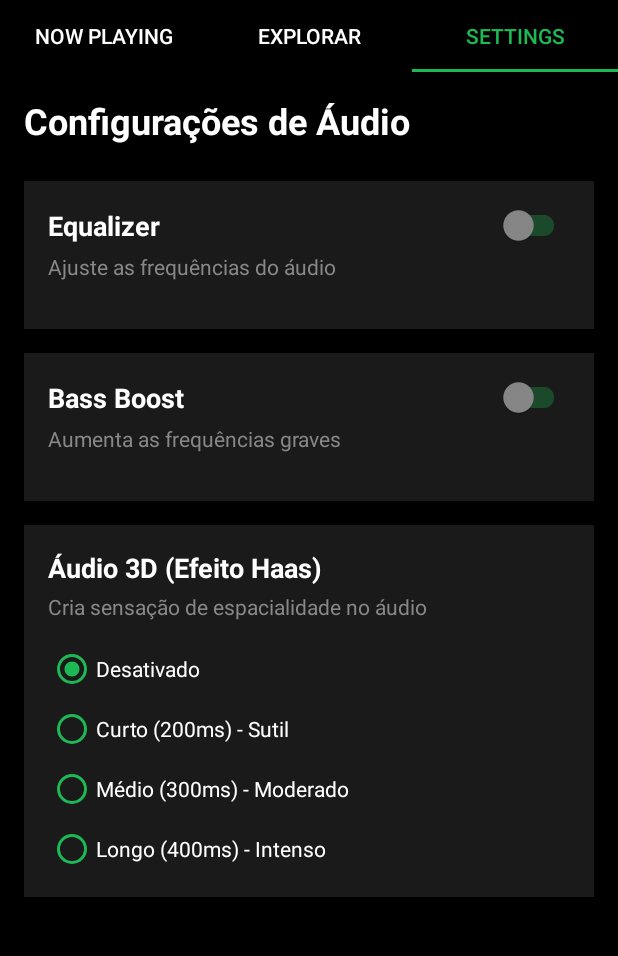
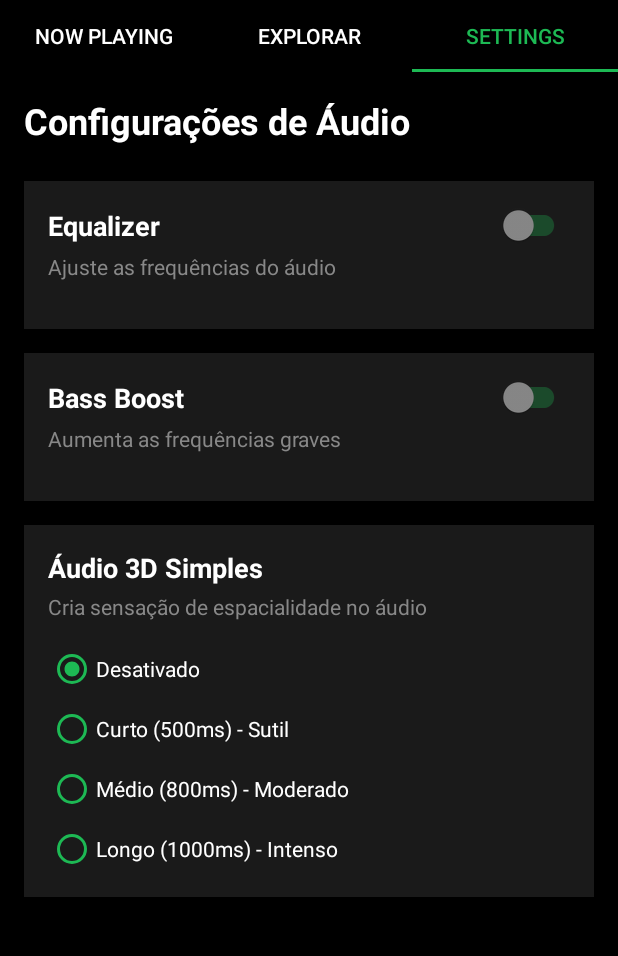
Before and after one commit to Kayckyy/SurroundPlayer-3D, an Android app: the screen it shows after launch (MainActivity), tab 3 chosen, on a phone screen of 412 x 824 dp, the part 84-1040 px from its top. Run offline under Robolectric (Android 15) with nearby library versions, the light colour scheme and no system bars; 2 statements that could not run were skipped.

Commit message:
Primeira build funcional do app! 1.0 com áudio 3D simples e funcionalidades incrementadas.

```diff
--- a/app/src/main/res/layout/fragment_settings.xml
+++ b/app/src/main/res/layout/fragment_settings.xml
@@ -167,7 +167,7 @@
             <TextView
                 android:layout_width="match_parent"
                 android:layout_height="wrap_content"
-                android:text="Áudio 3D (Efeito Haas)"
+                android:text="Áudio 3D Simples"
                 android:textColor="@color/white"
                 android:textSize="18sp"
                 android:textStyle="bold" />
@@ -200,7 +200,7 @@
                     android:id="@+id/radioHaasShort"
                     android:layout_width="match_parent"
                     android:layout_height="wrap_content"
-                    android:text="Curto (200ms) - Sutil"
+                    android:text="Curto (500ms) - Sutil"
                     android:textColor="@color/white"
                     android:buttonTint="@color/spotify_green"
                     android:layout_marginTop="8dp" />
@@ -209,7 +209,7 @@
                     android:id="@+id/radioHaasMedium"
                     android:layout_width="match_parent"
                     android:layout_height="wrap_content"
-                    android:text="Médio (300ms) - Moderado"
+                    android:text="Médio (800ms) - Moderado"
                     android:textColor="@color/white"
                     android:buttonTint="@color/spotify_green"
                     android:layout_marginTop="8dp" />
@@ -218,7 +218,7 @@
                     android:id="@+id/radioHaasLong"
                     android:layout_width="match_parent"
                     android:layout_height="wrap_content"
-                    android:text="Longo (400ms) - Intenso"
+                    android:text="Longo (1000ms) - Intenso"
                     android:textColor="@color/white"
                     android:buttonTint="@color/spotify_green"
                     android:layout_marginTop="8dp" />
```
